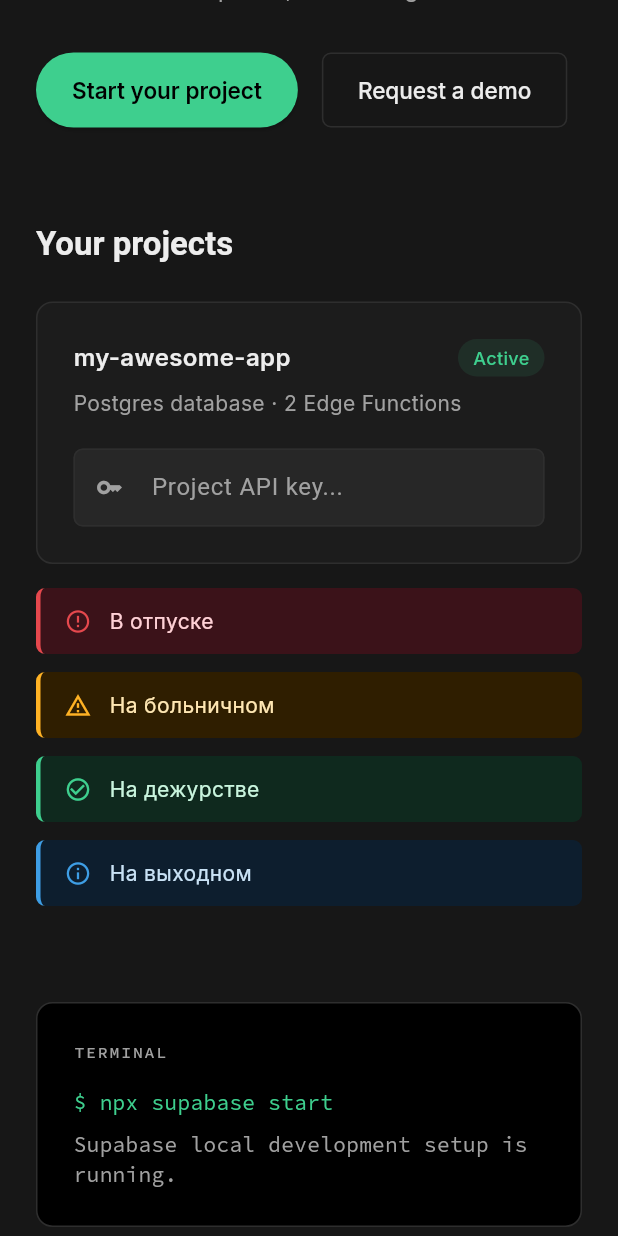
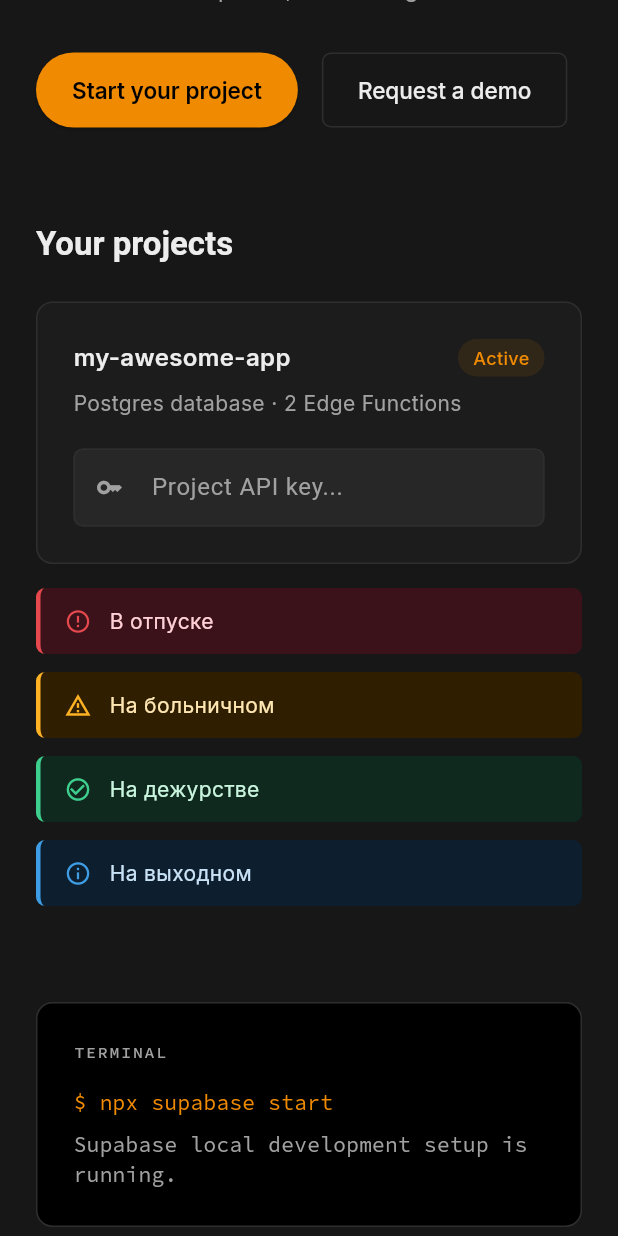
Before and after one commit to Odioz/supabase_style_app, a Flutter app: the screen it shows after launch, scrolled down 576 dp, on a phone screen of 412 x 824 dp. Run offline on Flutter 3.47's test engine with Material 3 defaults, Android fonts, the phone set to English and light mode, and no system bars; our stand-ins replace google_fonts, supabase_flutter; accounts and stored records are empty.

Commit message:
add logo

```diff
--- a/lib/main.dart
+++ b/lib/main.dart
@@ -73,7 +73,7 @@ class SupabaseDashboard extends StatelessWidget {
                 color: SupabaseColors.emerald,
                 borderRadius: BorderRadius.circular(6),
               ),
-              child: const Icon(Icons.bolt, color: Colors.black, size: 20),
+              child: Image.asset('assets/logo.png', ),
             ),
             const SizedBox(width: 12),
             Text(
--- a/lib/theme.dart
+++ b/lib/theme.dart
@@ -5,8 +5,8 @@ class SupabaseColors {
   static const Color canvas = Color(0xFF171717);
   static const Color surface = Color(0xFF1C1C1C);
   static const Color surfaceRaised = Color(0xFF272727);
-  static const Color emerald = Color(0xFF3ECF8E);
-  static const Color emeraldLink = Color(0xFF00C573);
+  static const Color emerald = Color(0xFFef8a01);
+  static const Color emeraldLink = Color(0xFFF7A93F);
   static const Color textPrimary = Color(0xFFEDEDED);
   static const Color textSecondary = Color(0xFFA1A1A1);
   static const Color border = Color(0xFF2E2E2E);
--- a/pubspec.yaml
+++ b/pubspec.yaml
@@ -60,8 +60,8 @@ flutter:
   uses-material-design: true
 
   # To add assets to your application, add an assets section, like this:
-  # assets:
-  #   - images/a_dot_burr.jpeg
+  assets:
+   - assets/logo.png
   #   - images/a_dot_ham.jpeg
 
   # An image asset can refer to one or more resolution-specific "variants", see
```
Also changed, not shown: assets/logo.png (added).
